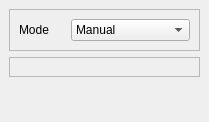
Old version of the form Code/GUI/lib/Resources/SegmentationBaseDockWidget.ui in the repository gofigure2/GoFigure2.
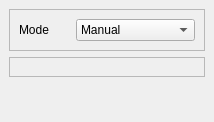
New version of the form.

What changed in the file:
```diff
--- a/Code/GUI/lib/Resources/SegmentationBaseDockWidget.ui
+++ b/Code/GUI/lib/Resources/SegmentationBaseDockWidget.ui
@@ -6,7 +6,7 @@
    <rect>
     <x>0</x>
     <y>0</y>
-    <width>209</width>
+    <width>214</width>
     <height>122</height>
    </rect>
   </property>
```
Left out of the diff: 2 changed lines with no effect on the pictures.
